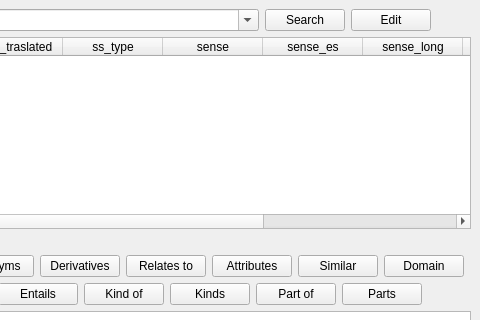
Above: ui/QtNLP_Wordnet.ui from sorice/QtNLP-Wordnet before the change; both pictures show x 147 to 627 and y 0 to 320 of the 627 by 599 pixel window. Below: the same form after it.
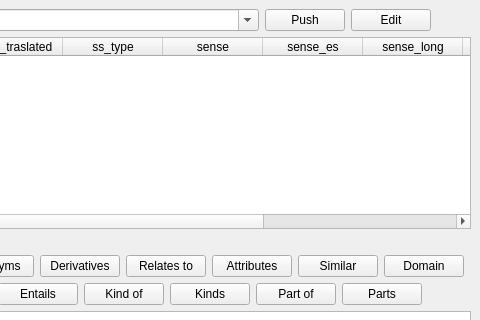
That is the form after the change.

```diff
--- a/ui/QtNLP_Wordnet.ui
+++ b/ui/QtNLP_Wordnet.ui
@@ -53,7 +53,7 @@
              </sizepolicy>
             </property>
             <property name="text">
-             <string>Search</string>
+             <string>Push</string>
             </property>
            </widget>
           </item>
```
Left out of the diff: 6 changed lines with no effect on the pictures.
